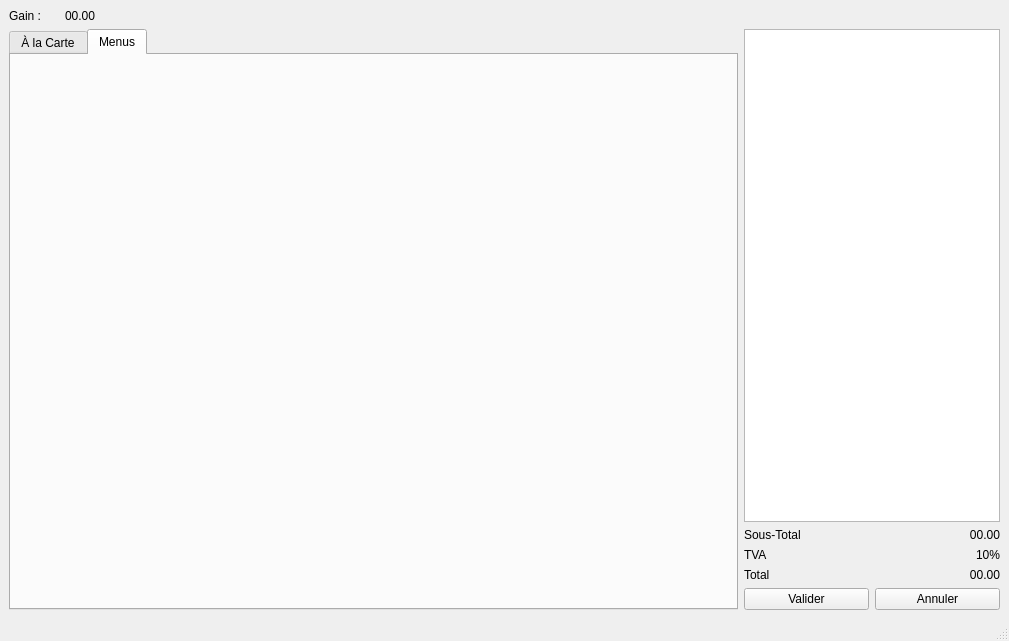
First picture: the form in src/gui/interface_Restau_Carte_ou_Menus_V1.ui, repository rdanf1/Python3.9_env_Desktop_app, before the edit.
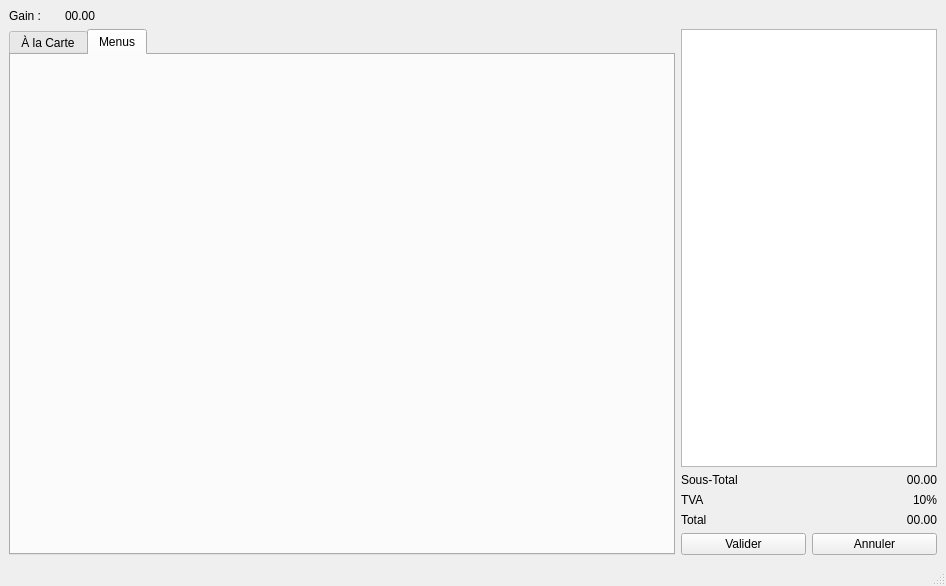
Second picture: the form after the edit. The open tabs and pages were chosen to show the change.

Commit message: ok gain_label... (HT)

Patch:
```diff
--- a/src/gui/interface_Restau_Carte_ou_Menus_V1.ui
+++ b/src/gui/interface_Restau_Carte_ou_Menus_V1.ui
@@ -12,8 +12,8 @@
    <rect>
     <x>0</x>
     <y>0</y>
-    <width>1009</width>
-    <height>641</height>
+    <width>946</width>
+    <height>586</height>
    </rect>
   </property>
   <property name="minimumSize">
@@ -157,14 +157,17 @@
             </property>
            </widget>
           </item>
-          <item row="2" column="0">
-           <widget class="QLabel" name="label_2">
+          <item row="5" column="1">
+           <widget class="QLabel" name="TVA_label">
             <property name="text">
-             <string>TVA</string>
+             <string>10%</string>
+            </property>
+            <property name="alignment">
+             <set>Qt::AlignRight|Qt::AlignTrailing|Qt::AlignVCenter</set>
             </property>
            </widget>
           </item>
-          <item row="1" column="0">
+          <item row="3" column="0">
            <widget class="QLabel" name="label">
             <property name="sizePolicy">
              <sizepolicy hsizetype="Minimum" vsizetype="Minimum">
@@ -179,6 +182,12 @@
           </item>
           <item row="6" column="1">
            <widget class="QLabel" name="total_label">
+            <property name="sizePolicy">
+             <sizepolicy hsizetype="Minimum" vsizetype="Minimum">
+              <horstretch>0</horstretch>
+              <verstretch>0</verstretch>
+             </sizepolicy>
+            </property>
             <property name="text">
              <string>00.00</string>
             </property>
@@ -187,24 +196,8 @@
             </property>
            </widget>
           </item>
-          <item row="2" column="1">
-           <widget class="QLabel" name="label_5">
-            <property name="text">
-             <string>10%</string>
-            </property>
-            <property name="alignment">
-             <set>Qt::AlignRight|Qt::AlignTrailing|Qt::AlignVCenter</set>
-            </property>
-           </widget>
-          </item>
-          <item row="1" column="1">
+          <item row="3" column="1">
            <widget class="QLabel" name="subtotal_label">
-            <property name="sizePolicy">
-             <sizepolicy hsizetype="Minimum" vsizetype="Minimum">
-              <horstretch>0</horstretch>
-              <verstretch>0</verstretch>
-             </sizepolicy>
-            </property>
             <property name="text">
              <string>00.00</string>
             </property>
@@ -213,6 +206,13 @@
             </property>
            </widget>
           </item>
+          <item row="5" column="0">
+           <widget class="QLabel" name="label_2">
+            <property name="text">
+             <string>TVA</string>
+            </property>
+           </widget>
+          </item>
          </layout>
         </item>
         <item>
```
Left out of the diff: 4 changed lines with no effect on the pictures. The commit also changes 3 other files.
